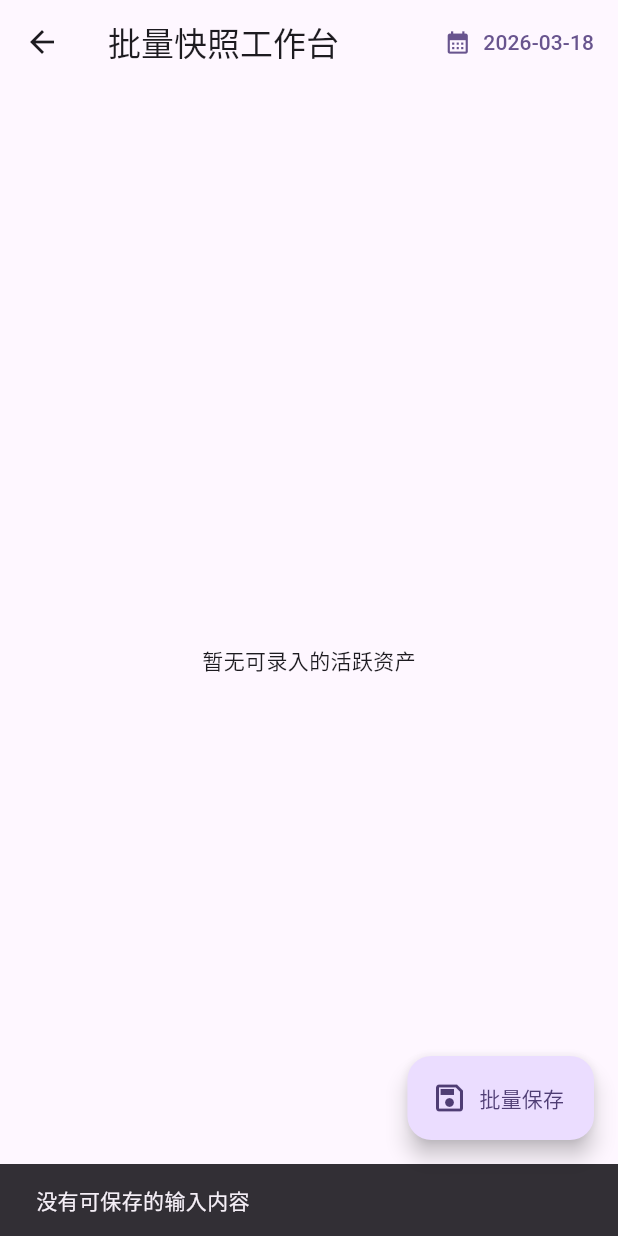
After one commit to Howar-Yick/one_five_one_ten, a Flutter app: the BatchSnapshotPage screen opened directly, after a tap on "批量保存", on a phone screen of 412 x 824 dp. The commit adds this screen. Run offline on Flutter 3.47's test engine with Material 3 defaults, Android fonts, the phone set to English and light mode, and no system bars; our stand-ins replace file_picker, fl_chart, flutter_riverpod, isar, shared_preferences, supabase_flutter; missing offline and left inert: gbk_codec, xxh3; accounts and stored records are empty; generated files the repository leaves out were written again.

Commit message:
feat: add batch snapshot workspace

```diff
--- /dev/null
+++ b/lib/pages/batch_snapshot_page.dart
@@ -0,0 +1,432 @@
+import 'package:flutter/material.dart';
+import 'package:flutter/services.dart';
+import 'package:flutter_riverpod/flutter_riverpod.dart';
+import 'package:intl/intl.dart';
+import 'package:one_five_one_ten/models/account.dart';
+import 'package:one_five_one_ten/models/asset.dart';
+import 'package:one_five_one_ten/models/position_snapshot.dart';
+import 'package:one_five_one_ten/models/transaction.dart';
+import 'package:one_five_one_ten/providers/global_providers.dart';
+
+class BatchSnapshotPage extends ConsumerStatefulWidget {
+  const BatchSnapshotPage({super.key});
+
+  @override
+  ConsumerState<BatchSnapshotPage> createState() => _BatchSnapshotPageState();
+}
+
+class _BatchSnapshotPageState extends ConsumerState<BatchSnapshotPage> {
+  final Map<int, Map<String, TextEditingController>> _draftControllers = {};
+  late Future<Map<Account, List<Asset>>> _pageDataFuture;
+  DateTime _selectedDate = DateTime.now();
+  bool _isSaving = false;
+
+  @override
+  void initState() {
+    super.initState();
+    _pageDataFuture = _loadBatchData();
+  }
+
+  @override
+  void dispose() {
+    for (final fieldMap in _draftControllers.values) {
+      for (final controller in fieldMap.values) {
+        controller.dispose();
+      }
+    }
+    super.dispose();
+  }
+
+  TextEditingController _controllerFor(int assetId, String field) {
+    final fieldMap = _draftControllers.putIfAbsent(assetId, () => {});
+    return fieldMap.putIfAbsent(field, () => TextEditingController());
+  }
+
+  Future<Map<Account, List<Asset>>> _loadBatchData() async {
+    final isar = ref.read(databaseServiceProvider).isar;
+    final accounts = await isar.accounts.where().sortByName().findAll();
+    final assets = await isar.assets.where().sortByName().findAll();
+
+    final activeAssets = assets.where((asset) => !asset.isArchived).toList();
+    final assetsByAccountSupabaseId = <String, List<Asset>>{};
+
+    for (final asset in activeAssets) {
+      final accountSupabaseId = asset.accountSupabaseId;
+      if (accountSupabaseId == null || accountSupabaseId.isEmpty) {
+        continue;
+      }
+      assetsByAccountSupabaseId
+          .putIfAbsent(accountSupabaseId, () => <Asset>[])
+          .add(asset);
+    }
+
+    final result = <Account, List<Asset>>{};
+    for (final account in accounts) {
+      final accountSupabaseId = account.supabaseId;
+      if (accountSupabaseId == null || accountSupabaseId.isEmpty) {
+        continue;
+      }
+      final accountAssets = assetsByAccountSupabaseId[accountSupabaseId] ?? <Asset>[];
+      if (accountAssets.isEmpty) {
+        continue;
+      }
+      accountAssets.sort((a, b) => a.name.compareTo(b.name));
+      result[account] = accountAssets;
+    }
+    return result;
+  }
+
+  Future<void> _pickDate() async {
+    final picked = await showDatePicker(
+      context: context,
+      initialDate: _selectedDate,
+      firstDate: DateTime(2000),
+      lastDate: DateTime(2100),
+      locale: const Locale('zh', 'CN'),
+    );
+
+    if (picked != null) {
+      setState(() {
+        _selectedDate = DateTime(
+          picked.year,
+          picked.month,
+          picked.day,
+          _selectedDate.hour,
+          _selectedDate.minute,
+          _selectedDate.second,
+        );
+      });
+    }
+  }
+
+  double? _parseOptionalNumber(TextEditingController controller) {
+    final text = controller.text.trim();
+    if (text.isEmpty) {
+      return null;
+    }
+    return double.tryParse(text);
+  }
+
+  Future<void> _saveBatch(Map<Account, List<Asset>> groupedData) async {
+    if (_isSaving) return;
+
+    setState(() {
+      _isSaving = true;
+    });
+
+    try {
+      final syncService = ref.read(syncServiceProvider);
+      int savedCount = 0;
+
+      for (final entry in groupedData.entries) {
+        for (final asset in entry.value) {
+          final fieldMap = _draftControllers[asset.id];
+          if (fieldMap == null || asset.supabaseId == null || asset.supabaseId!.isEmpty) {
+            continue;
+          }
+
+          if (asset.trackingMethod == AssetTrackingMethod.shareBased) {
+            final sharesController = fieldMap['shares'];
+            final costController = fieldMap['cost'];
+            final profitController = fieldMap['profit'];
+            final shares = sharesController == null ? null : _parseOptionalNumber(sharesController);
+            final cost = costController == null ? null : _parseOptionalNumber(costController);
+            final comprehensiveProfit =
+                profitController == null ? null : _parseOptionalNumber(profitController);
+
+            if (shares == null && cost == null && comprehensiveProfit == null) {
+              continue;
+            }
+
+            if (shares == null || cost == null) {
+              continue;
+            }
+
+            final snapshot = PositionSnapshot()
+              ..totalShares = shares
+              ..averageCost = cost
+              ..date = _selectedDate
+              ..createdAt = DateTime.now()
+              ..assetSupabaseId = asset.supabaseId
+              ..brokerComprehensiveProfit = comprehensiveProfit;
+
+            await syncService.savePositionSnapshot(snapshot);
+            savedCount++;
+            continue;
+          }
+
+          final marketValueController = fieldMap['marketValue'];
+          final netFlowController = fieldMap['netFlow'];
+          final marketValue = marketValueController == null
+              ? null
+              : _parseOptionalNumber(marketValueController);
+          final netFlow = netFlowController == null
+              ? null
+              : _parseOptionalNumber(netFlowController);
+
+          if (marketValue == null && netFlow == null) {
+            continue;
+          }
+
+          if (netFlow != null && netFlow != 0) {
+            final flowType = netFlow >= 0
+                ? TransactionType.invest
+                : TransactionType.withdraw;
+            final flowTxn = Transaction()
+              ..type = flowType
+              ..date = _selectedDate
+              ..amount = netFlow >= 0 ? -netFlow.abs() : netFlow.abs()
+              ..createdAt = DateTime.now()
+              ..assetSupabaseId = asset.supabaseId;
+            await syncService.saveTransaction(flowTxn);
+            savedCount++;
+          }
+
+          if (marketValue != null) {
+            final valueSnapshotTxn = Transaction()
+              ..type = TransactionType.updateValue
+              ..date = _selectedDate
+              ..amount = marketValue
+              ..createdAt = DateTime.now()
+              ..assetSupabaseId = asset.supabaseId;
+            await syncService.saveTransaction(valueSnapshotTxn);
+            savedCount++;
+          }
+        }
+      }
+
+      ref.invalidate(dashboardDataProvider);
+      setState(() {
+        _pageDataFuture = _loadBatchData();
+      });
+
+      if (!mounted) return;
+
+      ScaffoldMessenger.of(context).showSnackBar(
+        SnackBar(
+          content: Text(savedCount > 0 ? '批量保存成功，共保存 $savedCount 条记录' : '没有可保存的输入内容'),
+        ),
+      );
+
+      if (savedCount > 0) {
+        for (final fieldMap in _draftControllers.values) {
+          for (final controller in fieldMap.values) {
+            controller.clear();
+          }
+        }
+        setState(() {});
+      }
+    } catch (e) {
+      if (!mounted) return;
+      ScaffoldMessenger.of(context).showSnackBar(
+        SnackBar(content: Text('批量保存失败: $e')),
+      );
+    } finally {
+      if (mounted) {
+        setState(() {
+          _isSaving = false;
+        });
+      }
+    }
+  }
+
+  @override
+  Widget build(BuildContext context) {
+    final selectedDateText = DateFormat('yyyy-MM-dd').format(_selectedDate);
+
+    return Scaffold(
+      appBar: AppBar(
+        title: const Text('批量快照工作台'),
+        actions: [
+          TextButton.icon(
+            onPressed: _pickDate,
+            icon: const Icon(Icons.calendar_month),
+            label: Text(selectedDateText),
+          ),
+        ],
+      ),
+      body: FutureBuilder<Map<Account, List<Asset>>>(
+        future: _pageDataFuture,
+        builder: (context, snapshot) {
+          if (snapshot.connectionState != ConnectionState.done) {
+            return const Center(child: CircularProgressIndicator());
+          }
+          if (snapshot.hasError) {
+            return Center(
+              child: Padding(
+                padding: const EdgeInsets.all(16),
+                child: Text('加载批量快照数据失败: ${snapshot.error}'),
+              ),
+            );
+          }
+
+          final groupedData = snapshot.data ?? const <Account, List<Asset>>{};
+          if (groupedData.isEmpty) {
+            return const Center(child: Text('暂无可录入的活跃资产'));
+          }
+
+          return ListView(
+            padding: const EdgeInsets.fromLTRB(16, 16, 16, 96),
+            children: [
+              Card(
+                child: ListTile(
+                  leading: const Icon(Icons.tips_and_updates_outlined),
+                  title: const Text('录入说明'),
+                  subtitle: Text(
+                    '当前快照日期：$selectedDateText\n份额法需至少填写“最新份额 + 单位成本”；价值法可填写“当前总市值”，净投入变动为可选。空白输入会自动跳过。',
+                  ),
+                ),
+              ),
+              const SizedBox(height: 12),
+              ...groupedData.entries.map(
+                (entry) => _buildAccountSection(entry.key, entry.value),
+              ),
+            ],
+          );
+        },
+      ),
+      floatingActionButton: FutureBuilder<Map<Account, List<Asset>>>(
+        future: _pageDataFuture,
+        builder: (context, snapshot) {
+          final groupedData = snapshot.data;
+          return FloatingActionButton.extended(
+            onPressed: (_isSaving || groupedData == null)
+                ? null
+                : () => _saveBatch(groupedData),
+            icon: _isSaving
+                ? const SizedBox(
+                    width: 18,
+                    height: 18,
+                    child: CircularProgressIndicator(strokeWidth: 2),
+                  )
+                : const Icon(Icons.save_outlined),
+            label: Text(_isSaving ? '保存中...' : '批量保存'),
+          );
+        },
+      ),
+    );
+  }
+
+  Widget _buildAccountSection(Account account, List<Asset> assets) {
+    return Card(
+      margin: const EdgeInsets.only(bottom: 12),
+      child: Padding(
+        padding: const EdgeInsets.all(12),
+        child: Column(
+          crossAxisAlignment: CrossAxisAlignment.start,
+          children: [
+            Text(
+              account.name,
+              style: const TextStyle(fontSize: 18, fontWeight: FontWeight.bold),
+            ),
+            const SizedBox(height: 8),
+            ...assets.map(_buildAssetRow),
+          ],
+        ),
+      ),
+    );
+  }
+
+  Widget _buildAssetRow(Asset asset) {
+    final isShareBased = asset.trackingMethod == AssetTrackingMethod.shareBased;
+
+    return Padding(
+      padding: const EdgeInsets.symmetric(vertical: 6),
+      child: Column(
+        crossAxisAlignment: CrossAxisAlignment.start,
+        children: [
+          Row(
+            children: [
+              Expanded(
+                child: Text(
+                  asset.name,
+                  style: const TextStyle(fontWeight: FontWeight.w600),
+                ),
+              ),
+              const SizedBox(width: 8),
+              Text(
+                isShareBased ? '份额法' : '价值法',
+                style: TextStyle(
+                  color: Theme.of(context).colorScheme.primary,
+                  fontSize: 12,
+                ),
+              ),
+            ],
+          ),
+          const SizedBox(height: 8),
+          isShareBased ? _buildShareFields(asset) : _buildValueFields(asset),
+          const Divider(height: 20),
+        ],
+      ),
+    );
+  }
+
+  Widget _buildShareFields(Asset asset) {
+    return Row(
+      children: [
+        Expanded(
+          child: _buildNumberField(
+            controller: _controllerFor(asset.id, 'shares'),
+            label: '最新份额',
+          ),
+        ),
+        const SizedBox(width: 8),
+        Expanded(
+          child: _buildNumberField(
+            controller: _controllerFor(asset.id, 'cost'),
+            label: '单位成本',
+          ),
+        ),
+        const SizedBox(width: 8),
+        Expanded(
+          child: _buildNumberField(
+            controller: _controllerFor(asset.id, 'profit'),
+            label: '综合收益(可选)',
+          ),
+        ),
+      ],
+    );
+  }
+
+  Widget _buildValueFields(Asset asset) {
+    return Row(
+      children: [
+        Expanded(
+          flex: 2,
+          child: _buildNumberField(
+            controller: _controllerFor(asset.id, 'marketValue'),
+            label: '当前总市值',
+          ),
+        ),
+        const SizedBox(width: 8),
+        Expanded(
+          child: _buildNumberField(
+            controller: _controllerFor(asset.id, 'netFlow'),
+            label: '净投入变动(可选)',
+            helperText: '流入填正，流出填负',
+          ),
+        ),
+      ],
+    );
+  }
+
+  Widget _buildNumberField({
+    required TextEditingController controller,
+    required String label,
+    String? helperText,
+  }) {
+    return TextField(
+      controller: controller,
+      keyboardType: const TextInputType.numberWithOptions(decimal: true),
+      inputFormatters: [
+        FilteringTextInputFormatter.allow(RegExp(r'^-?\d*\.?\d*')),
+      ],
+      decoration: InputDecoration(
+        labelText: label,
+        helperText: helperText,
+        isDense: true,
+        border: const OutlineInputBorder(),
+      ),
+    );
+  }
+}
--- a/lib/pages/dashboard_page.dart
+++ b/lib/pages/dashboard_page.dart
@@ -11,6 +11,7 @@ import 'package:one_five_one_ten/utils/currency_formatter.dart';
 
 // (*** 1. 导入新模块 ***)
 import 'package:one_five_one_ten/allocation/feature_flags.dart';
+import 'package:one_five_one_ten/pages/batch_snapshot_page.dart';
 // (*** 导入结束 ***)
 
 
@@ -62,6 +63,17 @@ class _DashboardPageState extends ConsumerState<DashboardPage> {
         title: const Text('概览'),
         // (*** 2. 在这里添加新按钮 ***)
         actions: [
+          IconButton(
+            tooltip: '批量快照工作台',
+            icon: const Icon(Icons.fact_check),
+            onPressed: () {
+              Navigator.of(context).push(
+                MaterialPageRoute(
+                  builder: (_) => const BatchSnapshotPage(),
+                ),
+              );
+            },
+          ),
           if (kFeatureAllocation)
             IconButton(
               tooltip: '资产配置',
```
